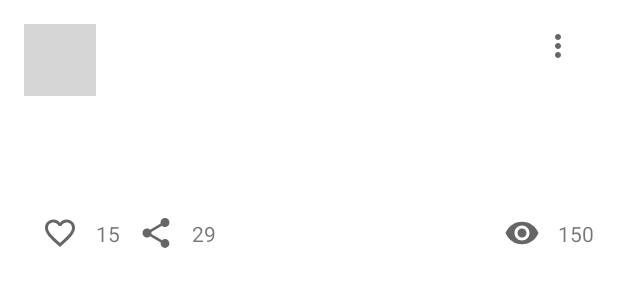
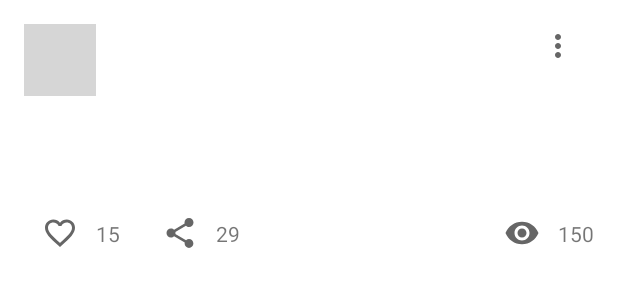
Before and after one commit to nikich5/NMedia, an Android app: the layout item_post.xml on its own in the app's theme, with its tools: preview values and no code run, on a phone screen of 412 x 824 dp. Shown: the top 300 px of the screen. Run offline under Robolectric (Android 15) with nearby library versions, the light colour scheme and no system bars; grey boxes are pictures that could not be loaded.

Commit message:
Mini FIX

```diff
--- a/app/src/main/java/ru/netology/nmedia/repository/PostRepositoryInMemoryImplementation.kt
+++ b/app/src/main/java/ru/netology/nmedia/repository/PostRepositoryInMemoryImplementation.kt
@@ -28,7 +28,7 @@ class PostRepositoryInMemoryImplementation : PostRepository {
         ),
         Post(
             id = 6,
-            likes = 9999999999L,
+            likes = 999999L,
             shares = 92111L,
             views = 10000L,
             author = "Нетология",
--- a/app/src/main/res/layout/activity_main.xml
+++ b/app/src/main/res/layout/activity_main.xml
@@ -10,7 +10,6 @@
         android:id="@+id/list"
         android:layout_width="match_parent"
         android:layout_height="match_parent"
-        android:padding="@dimen/commonSize"
         app:layoutManager="androidx.recyclerview.widget.LinearLayoutManager"
         tools:listitem="@layout/item_post" />
 
--- a/app/src/main/res/layout/item_post.xml
+++ b/app/src/main/res/layout/item_post.xml
@@ -86,8 +86,8 @@
 
     <TextView
         android:id="@+id/likeCount"
-        android:layout_width="0dp"
-        android:layout_height="wrap_content"
+        android:layout_width="wrap_content"
+        android:layout_height="match_parent"
         app:layout_constraintBottom_toBottomOf="@id/like"
         app:layout_constraintStart_toEndOf="@id/like"
         app:layout_constraintTop_toTopOf="@id/like"
@@ -97,15 +97,16 @@
         android:id="@+id/share"
         android:layout_width="@dimen/buttonSize"
         android:layout_height="@dimen/buttonSize"
+        android:layout_marginStart="@dimen/common_size_double"
         android:background="@android:color/transparent"
         android:contentDescription="@string/share"
         android:src="@drawable/ic_baseline_share_24"
-        app:layout_constraintStart_toEndOf="@id/likeCount"
+        app:layout_constraintStart_toEndOf="@id/like"
         app:layout_constraintTop_toBottomOf="@id/barrier2" />
 
     <TextView
         android:id="@+id/shareCount"
-        android:layout_width="0dp"
+        android:layout_width="wrap_content"
         android:layout_height="wrap_content"
         app:layout_constraintBottom_toBottomOf="@id/share"
         app:layout_constraintStart_toEndOf="@id/share"
@@ -114,7 +115,7 @@
 
     <TextView
         android:id="@+id/viewCount"
-        android:layout_width="0dp"
+        android:layout_width="wrap_content"
         android:layout_height="wrap_content"
         app:layout_constraintBottom_toBottomOf="@id/view"
         app:layout_constraintEnd_toEndOf="@id/content"
@@ -129,7 +130,6 @@
         android:contentDescription="@string/views"
         android:src="@drawable/ic_baseline_remove_red_eye_24"
         app:layout_constraintEnd_toStartOf="@id/viewCount"
-        app:layout_constraintBottom_toBottomOf="parent"
         app:layout_constraintTop_toBottomOf="@id/barrier2" />
 
     <androidx.constraintlayout.widget.Barrier
--- a/app/src/main/res/values/dimens.xml
+++ b/app/src/main/res/values/dimens.xml
@@ -3,4 +3,5 @@
     <dimen name="avatarSize">48dp</dimen>
     <dimen name="commonSize">16dp</dimen>
     <dimen name="buttonSize">48dp</dimen>
+    <dimen name="common_size_double">32dp</dimen>
 </resources>
```
Also changed, not shown: app/src/main/java/ru/netology/nmedia/adapter/PostViewHolder.kt (+4 -32 lines), app/src/main/java/ru/netology/nmedia/utils/Format.kt (added, +27 -0 lines).
